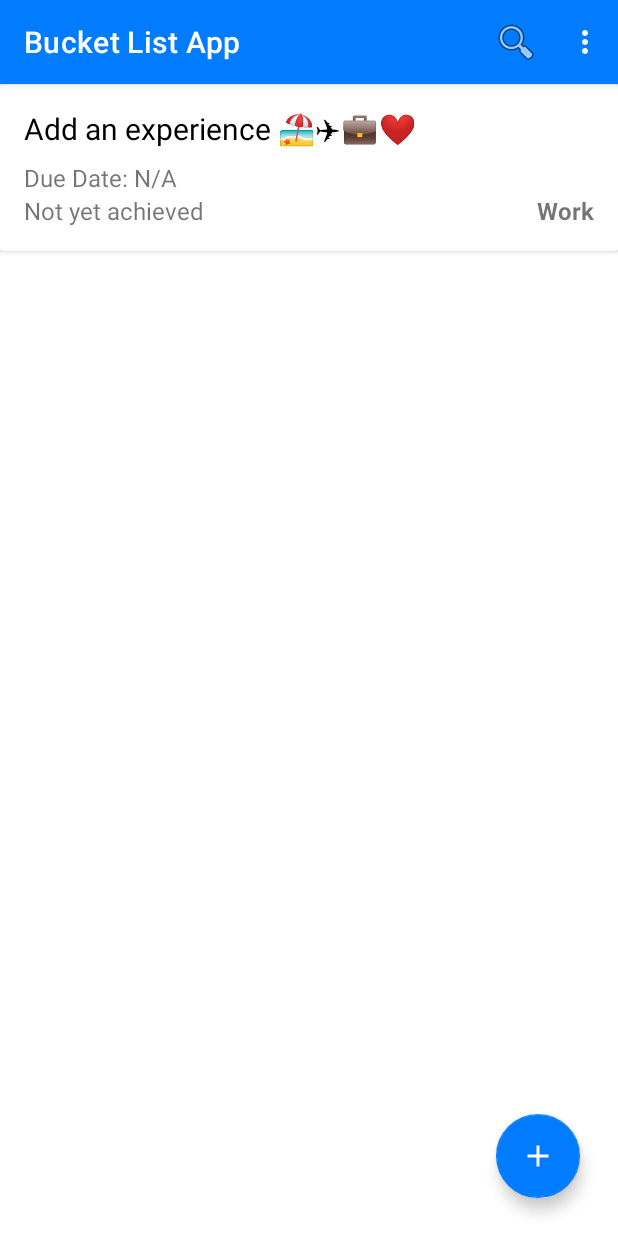
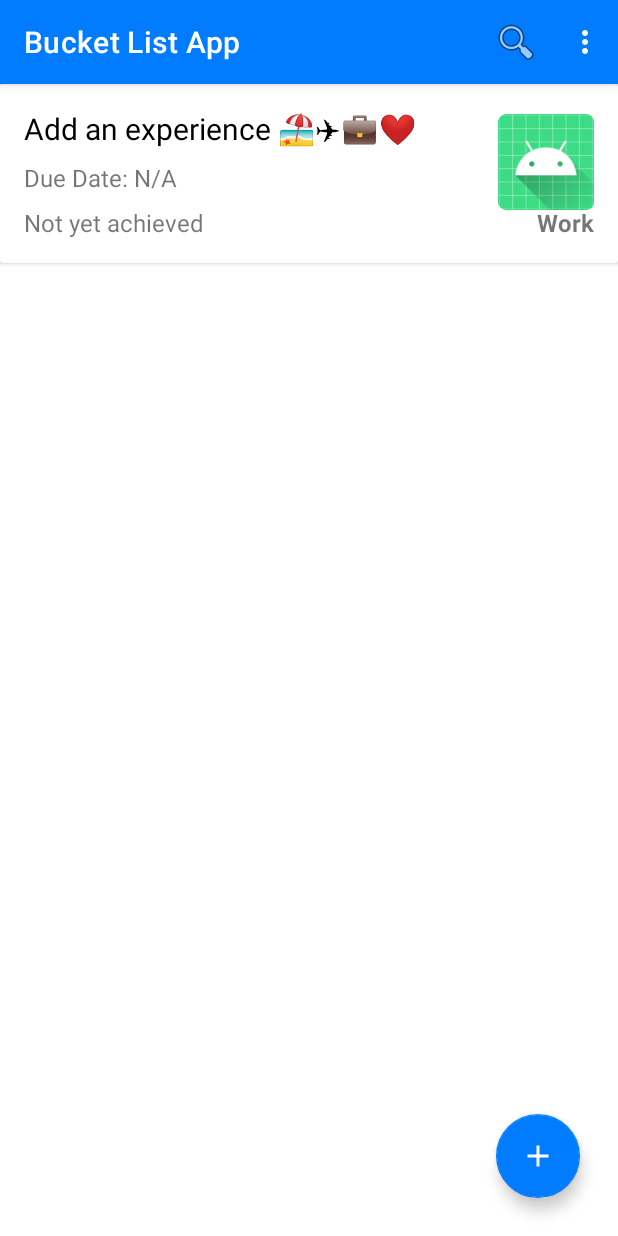
Before and after one commit to ChristianZaccaria/bucketlist-android-app, an Android app: the ListBucketListActivity screen opened directly, with no data from a screen before it, on a phone screen of 412 x 824 dp. Run offline under Robolectric (Android 15) with nearby library versions, the phone set to English and light mode, and no system bars; our stand-ins replace Picasso, Timber; pictures from the network do not load.

Commit message:
Bug fixes for adding images to an experience object: - Change data type from Uri to String as JSON was not liking it. (Failing to load) - Added default image to be shown when image field is empty or the image could not be found - Added code to persist grant read and write URI permissions so that when the app is restarted, the images are still shown in the app.

```diff
--- a/app/src/main/java/ie/setu/bucketlistandroidapp/adapters/ExperienceAdapter.kt
+++ b/app/src/main/java/ie/setu/bucketlistandroidapp/adapters/ExperienceAdapter.kt
@@ -7,6 +7,7 @@ import android.view.ViewGroup
 import androidx.recyclerview.widget.RecyclerView
 import ie.setu.bucketlistandroidapp.R
 import androidx.core.content.ContextCompat
+import com.squareup.picasso.Picasso
 import ie.setu.bucketlistandroidapp.databinding.CardExperienceBinding
 import ie.setu.bucketlistandroidapp.models.ExperienceModel
 import java.util.*
@@ -73,7 +74,7 @@ fun filter(text: String) {
             val formatter = SimpleDateFormat("yyyy/MM/dd", Locale.getDefault())
             val formattedDate = formatter.format(date)
 
-
+            Picasso.get().load(experience.image).error(R.mipmap.ic_launcher).resize(200,200).into(binding.imageIcon)
             binding.experienceTitle.text = experience.title
 
             if (date == Date(0)) {
--- a/app/src/main/java/ie/setu/bucketlistandroidapp/main/MainApp.kt
+++ b/app/src/main/java/ie/setu/bucketlistandroidapp/main/MainApp.kt
@@ -1,7 +1,6 @@
 package ie.setu.bucketlistandroidapp.main
 
 import android.app.Application
-import android.net.Uri
 import com.google.gson.Gson
 import ie.setu.bucketlistandroidapp.models.ExperienceMemStore
 import ie.setu.bucketlistandroidapp.models.ExperienceModel
@@ -21,7 +20,7 @@ class MainApp : Application() {
         // Reading from JSON and this way listing all saved experiences in our List Activity
         val experiencesList = readFromJSON(Gson(), applicationContext)
         if (experiencesList.isEmpty()) {
-            experiences.create(ExperienceModel(0, "Add an experience \uD83C\uDFD6✈\uD83D\uDCBC❤", "Work", 5, "Anywhere", 0.00, Uri.EMPTY, Date(0), false))
+            experiences.create(ExperienceModel(0, "Add an experience \uD83C\uDFD6✈\uD83D\uDCBC❤", "Work", 5, "Anywhere", 0.00, "empty", Date(0), false))
         } else {
             for (experience in experiencesList) {
                 experiences.create(experience)
--- a/app/src/main/java/ie/setu/bucketlistandroidapp/models/ExperienceModel.kt
+++ b/app/src/main/java/ie/setu/bucketlistandroidapp/models/ExperienceModel.kt
@@ -1,6 +1,5 @@
 package ie.setu.bucketlistandroidapp.models
 
-import android.net.Uri
 import android.os.Parcelable
 import kotlinx.parcelize.Parcelize
 import java.util.*
@@ -14,6 +13,6 @@ data class ExperienceModel(
     var priority: Int = 1,
     var location: String = "",
     var cost: Double = 0.00,
-    var image: Uri = Uri.EMPTY,
+    var image: String = "empty",
     var dueDate: Date = Date(0),
     var achieved: Boolean = false) : Parcelable
--- a/app/src/main/res/layout/card_experience.xml
+++ b/app/src/main/res/layout/card_experience.xml
@@ -12,11 +12,22 @@
         android:layout_height="wrap_content"
         android:padding="16dp">
 
+        <ImageView
+            android:id="@+id/imageIcon"
+            android:layout_width="64dp"
+            android:layout_height="64dp"
+            android:layout_marginTop="4dp"
+            android:layout_alignParentEnd="true"
+            android:contentDescription="@string/experience_image_description"
+            />
+
         <TextView
             android:id="@+id/experienceTitle"
             android:layout_width="wrap_content"
             android:layout_height="wrap_content"
             android:layout_alignParentTop="true"
+            android:layout_alignParentStart="true"
+            android:layout_toStartOf="@id/imageIcon"
             android:textColor="@android:color/black"
             android:textSize="20sp"
             tools:text="My Bucket List" />
@@ -35,6 +46,7 @@
             android:layout_width="wrap_content"
             android:layout_height="wrap_content"
             android:textSize="16sp"
+            android:layout_marginTop="8dp"
             android:layout_below="@id/experienceDueDate"
             tools:text="Achieved?" />
 
```
Also changed, not shown: app/src/main/java/ie/setu/bucketlistandroidapp/activities/AddBucketListActivity.kt (+9 -1 lines).
